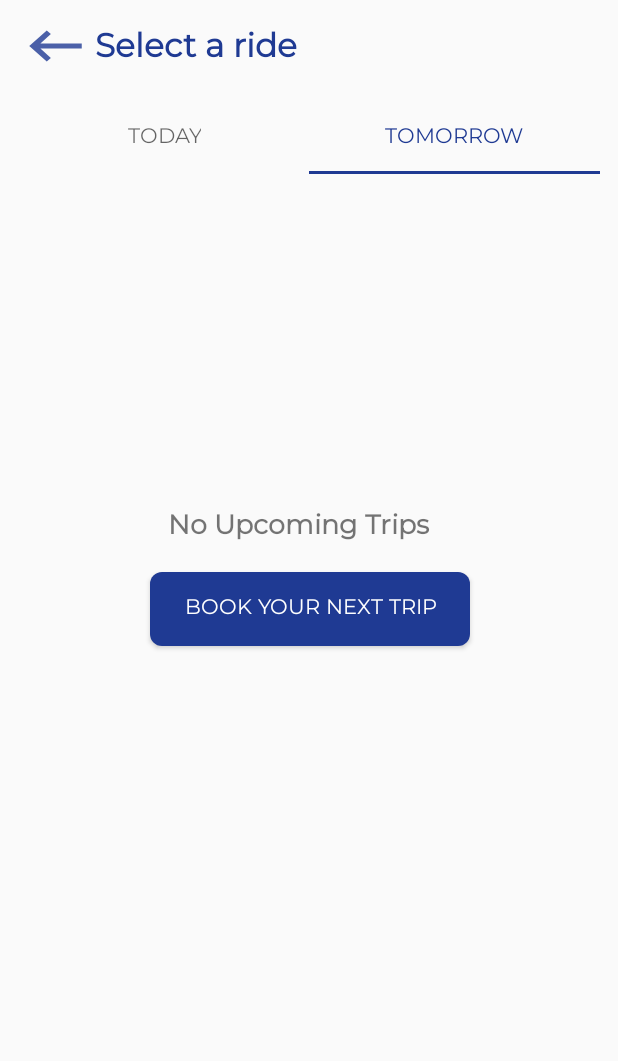
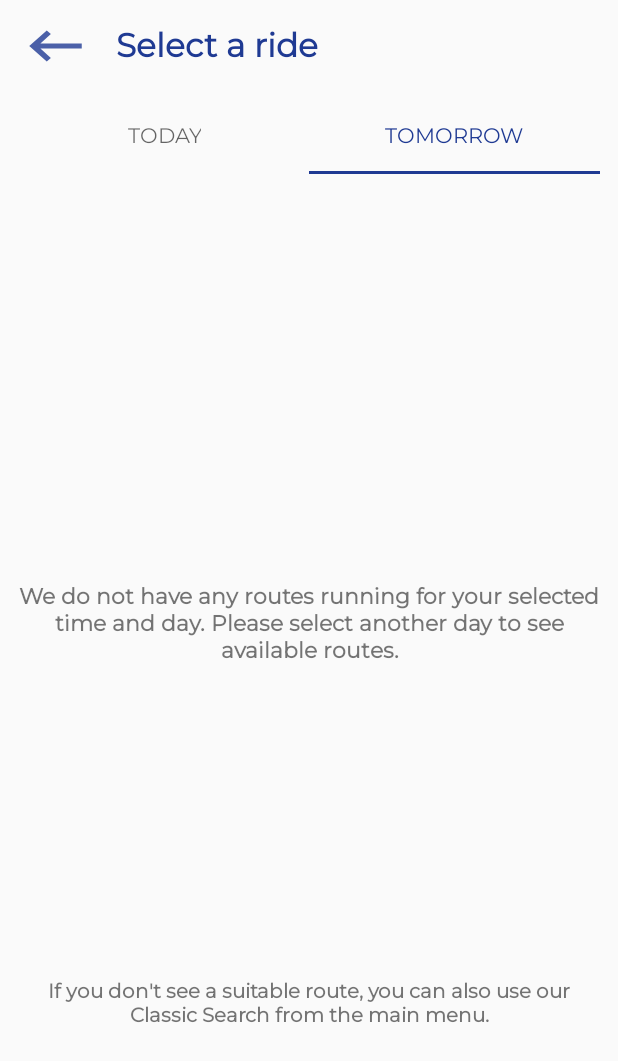
Before and after one commit to maazsabahuddin/Sawari-Android, an Android app: the today_rides screen opened directly, with no data from a screen before it, tab 2 chosen, on a phone screen of 412 x 824 dp. Shown: the top 1061 px of the screen. Run offline under Robolectric (Android 15) with nearby library versions, the phone set to English and light mode, and no system bars; Roboto replaces fonts that are not available here.

Commit message:
tomorrow and today ride sesparate code done.

```diff
--- a/app/src/main/java/com/sohaibaijaz/sawaari/Rides/today_rides.java
+++ b/app/src/main/java/com/sohaibaijaz/sawaari/Rides/today_rides.java
@@ -19,7 +19,9 @@ import com.sohaibaijaz.sawaari.R;
 import org.json.JSONArray;
 import org.json.JSONObject;
 
+import java.text.SimpleDateFormat;
 import java.util.ArrayList;
+import java.util.Date;
 import java.util.HashMap;
 import java.util.Objects;
 
@@ -52,6 +54,12 @@ public class today_rides extends Fragment {
         title = getArguments().getString("someTitle");
     }
 
+    public String getDate(){
+        SimpleDateFormat formatter = new SimpleDateFormat("yyyy-MM-dd");
+        Date date = new Date();
+        String local_date = formatter.format(date);
+        return local_date;
+    }
     Context context;
     ArrayList<HashMap> buses = new ArrayList<HashMap>();
     @Override
@@ -62,6 +70,8 @@ public class today_rides extends Fragment {
         ListView list_buses = view.findViewById(R.id.today_rides_ListView);
         TextView today_ride_suggestion_tv = view.findViewById(R.id.today_ride_suggestion_tv);
         TextView today_no_ride_tv = view.findViewById(R.id.today_no_ride_tv);
+
+        String local_date = getDate();
 
         try {
             JSONArray rides = new JSONArray(rides_data);
@@ -90,7 +100,10 @@ public class today_rides extends Fragment {
                     String drop_off_distance = ride.getJSONObject("drop-off-location").getString("distance");
                     String drop_off_departure_time = ride.getJSONObject("drop-off-location").getString("departure_time");
 
+                    if(ride_date.equals(local_date)){
+
                         HashMap<String, String> bus = new HashMap<>();
+
                         bus.put("ride_date", ride_date);
                         bus.put("vehicle_no_plate", vehicle_no_plate);
                         bus.put("seats_left", seats_left);
@@ -111,11 +124,12 @@ public class today_rides extends Fragment {
                         buses.add(bus);
 
                     }
+
+                }
             }
             else{
                 today_no_ride_tv.setVisibility(TextView.VISIBLE);
                 today_ride_suggestion_tv.setVisibility(TextView.VISIBLE);
-//                Toast.makeText(getApplicationContext(), "No Rides Available.", Toast.LENGTH_LONG).show();
             }
 
             list_buses.setAdapter(new CustomAdapterActivity(getActivity(), buses));
--- a/app/src/main/java/com/sohaibaijaz/sawaari/Rides/tomorrow_rides.java
+++ b/app/src/main/java/com/sohaibaijaz/sawaari/Rides/tomorrow_rides.java
@@ -4,10 +4,22 @@ import android.os.Bundle;
 import android.view.LayoutInflater;
 import android.view.View;
 import android.view.ViewGroup;
+import android.widget.ListView;
+import android.widget.TextView;
 
 import androidx.fragment.app.Fragment;
 
+import com.sohaibaijaz.sawaari.CustomAdapterActivity;
 import com.sohaibaijaz.sawaari.R;
+
+import org.json.JSONArray;
+import org.json.JSONObject;
+
+import java.text.SimpleDateFormat;
+import java.util.ArrayList;
+import java.util.Calendar;
+import java.util.Date;
+import java.util.HashMap;
 
 public class tomorrow_rides extends Fragment {
     private String title;
@@ -37,11 +49,98 @@ public class tomorrow_rides extends Fragment {
         title = getArguments().getString("someTitle");
     }
 
+    public String getTomorrowDate(){
+
+        SimpleDateFormat formatter = new SimpleDateFormat("yyyy-MM-dd");
+        Date date = new Date();
+        String local_date = formatter.format(date);
+
+        Calendar c = Calendar.getInstance();
+        c.setTime(date);
+
+        c.add(Calendar.DATE, 1);
+        String newDate = formatter.format(c.getTime());
+
+        return newDate;
+    }
+
+    ArrayList<HashMap> tomorrow_buses = new ArrayList<HashMap>();
     @Override
     public View onCreateView(LayoutInflater inflater, ViewGroup container,
                              Bundle savedInstanceState) {
         View view = inflater.inflate(R.layout.tomorrow_rides, container, false);
 
+        ListView list_buses = view.findViewById(R.id.tomorrow_rides_ListView);
+        TextView tomorrow_ride_suggestion_tv = view.findViewById(R.id.tomorrow_ride_suggestion_tv);
+        TextView tomorrow_no_ride_tv = view.findViewById(R.id.tomorrow_no_ride_tv);
+
+        String tomorrow_date = getTomorrowDate();
+
+        try {
+            JSONArray rides = new JSONArray(rides_data);
+            if(rides.length() != 0 || !rides.isNull(0)){
+
+                tomorrow_no_ride_tv.setVisibility(TextView.INVISIBLE);
+                tomorrow_ride_suggestion_tv.setVisibility(TextView.INVISIBLE);
+
+                for(int i=0 ; i< rides.length(); i++){
+                    JSONObject ride = rides.getJSONObject(i);
+
+                    String vehicle_no_plate = ride.getString("vehicle_no_plate");
+                    String seats_left = ride.getString("seats_left");
+                    String route_id = ride.getString("route_name");
+                    String ride_date = ride.getString("ride_date");
+
+                    String pick_up_stop_id = ride.getJSONObject("pick-up-location").getString("stop_id");
+                    String pick_up_stop_name = ride.getJSONObject("pick-up-location").getString("stop_name");
+                    String pick_up_duration = ride.getJSONObject("pick-up-location").getString("duration");
+                    String pick_up_distance = ride.getJSONObject("pick-up-location").getString("distance");
+                    String pick_up_arrival_time = ride.getJSONObject("pick-up-location").getString("arrival_time");
+
+                    String drop_off_stop_id = ride.getJSONObject("drop-off-location").getString("stop_id");
+                    String drop_off_stop_name = ride.getJSONObject("drop-off-location").getString("stop_name");
+                    String drop_off_duration = ride.getJSONObject("drop-off-location").getString("duration");
+                    String drop_off_distance = ride.getJSONObject("drop-off-location").getString("distance");
+                    String drop_off_departure_time = ride.getJSONObject("drop-off-location").getString("departure_time");
+
+                    if(ride_date.equals(tomorrow_date)){
+
+                        HashMap<String, String> bus = new HashMap<>();
+
+                        bus.put("ride_date", ride_date);
+                        bus.put("vehicle_no_plate", vehicle_no_plate);
+                        bus.put("seats_left", seats_left);
+                        bus.put("route_name", route_id);
+
+                        bus.put("dropoff_location_id", drop_off_stop_id);
+                        bus.put("dropoff_location", drop_off_stop_name);
+                        bus.put("dropoff_location_time", drop_off_duration);
+                        bus.put("departure_time", drop_off_departure_time);
+                        bus.put("dropoff_distance", drop_off_distance);
+
+                        bus.put("pickup_location_id", pick_up_stop_id);
+                        bus.put("pickup_location", pick_up_stop_name);
+                        bus.put("pickup_location_time", pick_up_duration);
+                        bus.put("arrival_time", pick_up_arrival_time);
+                        bus.put("pickup_distance", pick_up_distance);
+
+                        tomorrow_buses.add(bus);
+
+                    }
+
+                }
+            }
+            else{
+                tomorrow_no_ride_tv.setVisibility(TextView.VISIBLE);
+                tomorrow_ride_suggestion_tv.setVisibility(TextView.VISIBLE);
+            }
+
+            list_buses.setAdapter(new CustomAdapterActivity(getActivity(), tomorrow_buses));
+        }
+        catch (Exception e){
+            e.printStackTrace();
+        }
+
         return view;
     }
 }
--- a/app/src/main/res/layout/show_rides.xml
+++ b/app/src/main/res/layout/show_rides.xml
@@ -31,7 +31,7 @@
         android:textStyle="bold"
         app:layout_constraintBottom_toBottomOf="parent"
         app:layout_constraintEnd_toEndOf="parent"
-        app:layout_constraintHorizontal_bias="0.3"
+        app:layout_constraintHorizontal_bias="0.364"
         app:layout_constraintStart_toStartOf="parent"
         app:layout_constraintTop_toTopOf="parent"
         app:layout_constraintVertical_bias="0.02" />
--- a/app/src/main/res/layout/tomorrow_rides.xml
+++ b/app/src/main/res/layout/tomorrow_rides.xml
@@ -6,37 +6,38 @@
     android:layout_height="match_parent">
 
 
-    <Button
-        android:id="@+id/schedule_book_btn"
-        android:layout_width="213dp"
-        android:layout_height="49dp"
-        android:background="@drawable/button_background"
-        android:text="BOOK YOUR NEXT TRIP"
-        android:textAppearance="@style/Theme.AppCompat.Light"
-        android:textColor="@color/colorWhite"
+    <!--    <Button-->
+    <!--        android:id="@+id/schedule_book_btn"-->
+    <!--        android:layout_width="213dp"-->
+    <!--        android:layout_height="49dp"-->
+    <!--        android:background="@drawable/button_background"-->
+    <!--        android:text="BOOK YOUR NEXT TRIP"-->
+    <!--        android:textAppearance="@style/Theme.AppCompat.Light"-->
+    <!--        android:textColor="@color/colorWhite"-->
+    <!--        android:visibility="invisible"-->
+    <!--        android:textSize="14dp"-->
+    <!--        android:textStyle="normal"-->
+    <!--        app:layout_constraintBottom_toBottomOf="parent"-->
+    <!--        app:layout_constraintEnd_toEndOf="parent"-->
+    <!--        app:layout_constraintStart_toStartOf="parent"-->
+    <!--        app:layout_constraintTop_toTopOf="parent"-->
+    <!--        app:layout_constraintVertical_bias="0.48" />-->
 
-        android:textSize="14dp"
-        android:textStyle="normal"
-        app:layout_constraintBottom_toBottomOf="parent"
-        app:layout_constraintEnd_toEndOf="parent"
-        app:layout_constraintStart_toStartOf="parent"
-        app:layout_constraintTop_toTopOf="parent"
-        app:layout_constraintVertical_bias="0.48" />
-
-    <TextView
-        android:id="@+id/schedule_trips_tv"
-        android:layout_width="238dp"
-        android:layout_height="47dp"
-        android:text="No Upcoming Trips"
-        android:textAlignment="center"
-        android:textSize="18dp"
-        android:textStyle="bold"
-        app:layout_constraintBottom_toBottomOf="parent"
-        app:layout_constraintEnd_toEndOf="parent"
-        app:layout_constraintHorizontal_bias="0.45"
-        app:layout_constraintStart_toStartOf="parent"
-        app:layout_constraintTop_toTopOf="parent"
-        app:layout_constraintVertical_bias="0.4" />
+    <!--    <TextView-->
+    <!--        android:id="@+id/schedule_trips_tv"-->
+    <!--        android:layout_width="238dp"-->
+    <!--        android:layout_height="47dp"-->
+    <!--        android:text="No Upcoming Trips"-->
+    <!--        android:textAlignment="center"-->
+    <!--        android:textSize="18dp"-->
+    <!--        android:visibility="invisible"-->
+    <!--        android:textStyle="bold"-->
+    <!--        app:layout_constraintBottom_toBottomOf="parent"-->
+    <!--        app:layout_constraintEnd_toEndOf="parent"-->
+    <!--        app:layout_constraintHorizontal_bias="0.45"-->
+    <!--        app:layout_constraintStart_toStartOf="parent"-->
+    <!--        app:layout_constraintTop_toTopOf="parent"-->
+    <!--        app:layout_constraintVertical_bias="0.4" />-->
 
     <View
         android:id="@+id/divider"
@@ -50,6 +51,34 @@
         app:layout_constraintTop_toTopOf="parent"
         app:layout_constraintVertical_bias="0.082" />
 
+    <TextView
+        android:id="@+id/tomorrow_no_ride_tv"
+        style="@android:style/Widget.Holo.TextView"
+        android:layout_width="match_parent"
+        android:layout_height="58dp"
+        android:text="@string/BusActivityRides"
+        android:textAlignment="center"
+        android:textSize="14.5sp"
+        android:textStyle="bold"
+        app:layout_constraintBottom_toBottomOf="parent"
+        app:layout_constraintEnd_toEndOf="parent"
+        app:layout_constraintStart_toStartOf="parent"
+        app:layout_constraintTop_toTopOf="parent" />
+
+    <TextView
+        android:id="@+id/tomorrow_ride_suggestion_tv"
+        style="@android:style/Widget.Holo.Light.TextView"
+        android:layout_width="match_parent"
+        android:layout_height="47dp"
+        android:text="@string/BusActivityRidesClassic"
+        android:textAlignment="center"
+        android:textSize="13.5sp"
+        android:textStyle="bold"
+        app:layout_constraintBottom_toBottomOf="parent"
+        app:layout_constraintTop_toTopOf="parent"
+        app:layout_constraintVertical_bias="0.966"
+        tools:layout_editor_absoluteX="6dp" />
+
     <ListView
         android:id="@+id/tomorrow_rides_ListView"
         android:layout_width="0dp"
@@ -59,6 +88,8 @@
         app:layout_constraintEnd_toEndOf="parent"
         app:layout_constraintStart_toStartOf="parent"
         app:layout_constraintTop_toTopOf="parent"
-        app:layout_constraintVertical_bias="0.886" />
+        app:layout_constraintVertical_bias="0.886" >
+
+    </ListView>
 
 </androidx.constraintlayout.widget.ConstraintLayout>
```
Lines whose indentation alone changed are shown as unchanged.
